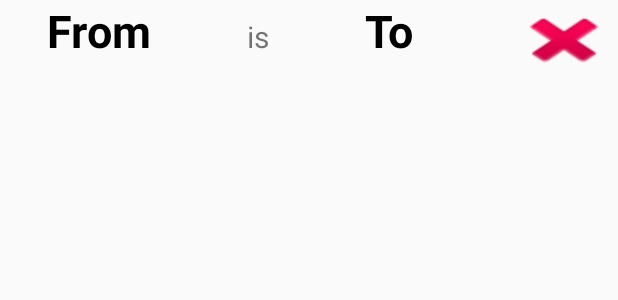
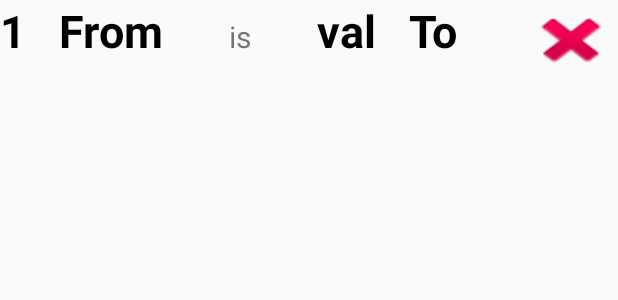
Before and after one commit to michalhrdy/ExchangeRates, an Android app: the layout converse_item.xml on its own in the app's theme, with its tools: preview values and no code run, on a phone screen of 412 x 824 dp. Shown: the top 300 px of the screen. Run offline under Robolectric (Android 15) with nearby library versions, the phone set to English and light mode, and no system bars.

```diff
--- a/app/src/main/res/layout/converse_item.xml
+++ b/app/src/main/res/layout/converse_item.xml
@@ -5,10 +5,15 @@
     android:layout_height="match_parent"
     android:orientation="horizontal">
 
-    <Space
+    <TextView
+        android:id="@+id/textView2"
         android:layout_width="wrap_content"
         android:layout_height="wrap_content"
-        android:layout_weight="1" />
+        android:layout_weight="1"
+        android:text="1"
+        android:textSize="30dp"
+        android:textColor="@android:color/black"
+        android:textStyle="bold"/>
 
     <TextView
         android:id="@+id/itemTextFrom"
@@ -39,6 +44,16 @@
         android:layout_weight="1" />
 
     <TextView
+        android:id="@+id/unitValue"
+        android:layout_width="wrap_content"
+        android:layout_height="wrap_content"
+        android:layout_weight="1"
+        android:text="val"
+        android:textSize="30dp"
+        android:textColor="@android:color/black"
+        android:textStyle="bold"/>
+
+    <TextView
         android:id="@+id/itemTextTo"
         android:layout_width="wrap_content"
         android:layout_height="wrap_content"
```
Also changed, not shown: app/src/main/java/com/hrdym/exchangerates/CurrentRatesActivity.java (+70 -5 lines).
